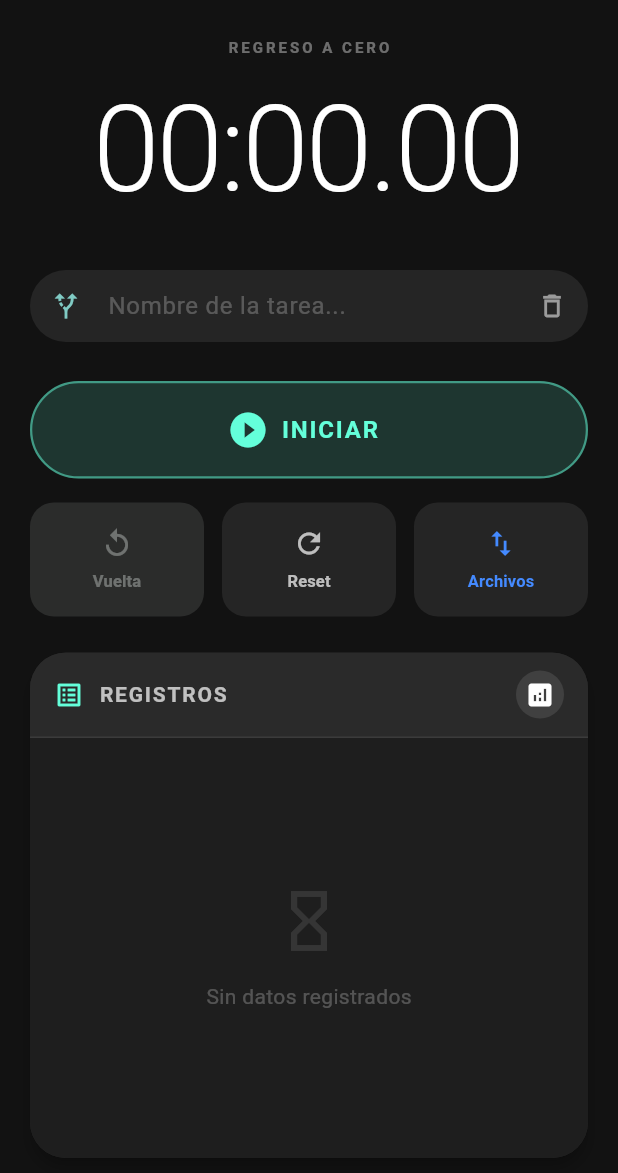
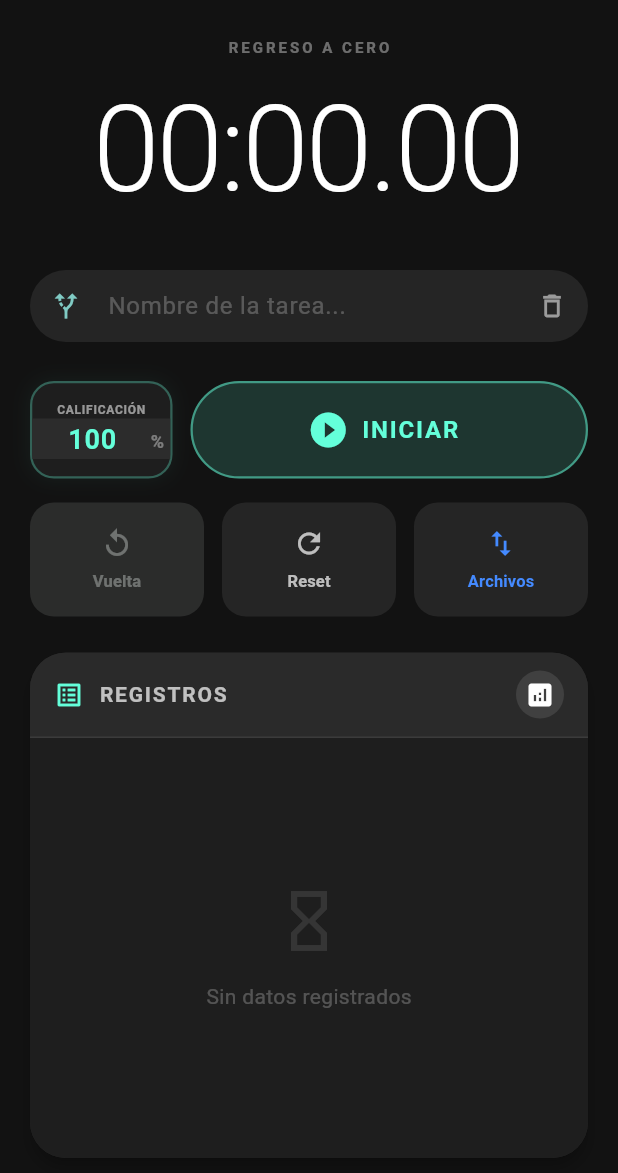
Before and after one commit to IngeJuancho/timelog, a Flutter app: the screen it shows after launch, on a phone screen of 412 x 824 dp, the part 63-1236 px from its top. Run offline on Flutter 3.47's test engine with Material 3 defaults, Android fonts, the phone set to English and light mode, and no system bars; our stand-ins replace file_picker, flutter_riverpod, isar, shared_preferences; missing offline and left inert: excel, file_saver; accounts and stored records are empty; generated files the repository leaves out were written again.

Commit message:
Nuerva función de darle calificación al operador

```diff
--- a/lib/export_service.dart
+++ b/lib/export_service.dart
@@ -12,6 +12,7 @@ class ExportService {
     required StopwatchMode mode,
     OperationTemplate? activeTemplate,
     required String studyName,
+    int globalRating = 100,
   }) async {
 
     OperationTemplate templateToUse;
@@ -28,10 +29,10 @@ class ExportService {
       }
     }
 
-    return await _exportJabilTemplateToExcel(data, templateToUse, studyName);
+    return await _exportJabilTemplateToExcel(data, templateToUse, studyName, globalRating);
   }
 
-  Future<String?> _exportJabilTemplateToExcel(List<Map<String, dynamic>> data, OperationTemplate template, String studyName) async {
+  Future<String?> _exportJabilTemplateToExcel(List<Map<String, dynamic>> data, OperationTemplate template, String studyName, int globalRating) async {
     int numSteps = template.steps.length;
     var excel = Excel.createExcel();
     Sheet sheet = excel['Sheet1'];
@@ -168,7 +169,7 @@ class ExportService {
           sheet.cell(CellIndex.indexByColumnRow(columnIndex: 4 + c, rowIndex: currentRow)).value = DoubleCellValue(stepTimes[i][c]);
           sheet.cell(CellIndex.indexByColumnRow(columnIndex: 4 + c, rowIndex: currentRow)).cellStyle = centerStyle;
 
-          sheet.cell(CellIndex.indexByColumnRow(columnIndex: 4 + c, rowIndex: currentRow + 1)).value = const DoubleCellValue(1.0);
+          sheet.cell(CellIndex.indexByColumnRow(columnIndex: 4 + c, rowIndex: currentRow + 1)).value = DoubleCellValue(globalRating / 100.0);
           sheet.cell(CellIndex.indexByColumnRow(columnIndex: 4 + c, rowIndex: currentRow + 1)).cellStyle = percentStyle;
         }
       }
--- a/lib/time_log_controller.dart
+++ b/lib/time_log_controller.dart
@@ -19,6 +19,7 @@ class TimeLogNotifier extends Notifier<TimeLogState> {
 
   final Stopwatch _stopwatch = Stopwatch();
   final TextEditingController taskNameController = TextEditingController();
+  final TextEditingController ratingController = TextEditingController(text: "100");
 
   static const platform = MethodChannel('com.timelog/volume_buttons');
 
@@ -381,6 +382,12 @@ class TimeLogNotifier extends Notifier<TimeLogState> {
     } else {
       await prefs.setString('taskNameCont', value);
     }
+  }
+
+  void updateGlobalRating(String value) {
+    int parsed = int.tryParse(value) ?? 100;
+    if (parsed < 1) parsed = 1;
+    state = state.copyWith(globalRating: parsed, hasExported: false);
   }
 
   void syncActiveStudyName(String newName) {
@@ -859,6 +866,7 @@ class TimeLogNotifier extends Notifier<TimeLogState> {
         mode: state.currentMode,
         activeTemplate: state.activeTemplate,
         studyName: state.masterStudyName.isNotEmpty ? state.masterStudyName : 'Estudio_General',
+        globalRating: state.globalRating,
       );
 
       if (fileName != null) {
--- a/lib/time_log_state.dart
+++ b/lib/time_log_state.dart
@@ -123,6 +123,7 @@ class TimeLogState {
     StopwatchMode? currentMode,
     int? lastRecordedTimeMs,
     bool? hasExported,
+    int? globalRating,
     bool? isRunning,
     bool? usePhysicalButtons,
     bool? useHapticFeedback,
--- a/lib/widgets/stopwatch/control_buttons.dart
+++ b/lib/widgets/stopwatch/control_buttons.dart
@@ -32,14 +32,14 @@ class ControlButtons extends ConsumerWidget {
 
     return Column(
       children: [
-        _buildPrimaryButton(state),
+        _buildPrimaryButton(context, ref, state),
         const SizedBox(height: 16),
         _buildSecondaryButtons(state),
       ],
     );
   }
 
-  Widget _buildPrimaryButton(dynamic state) {
+  Widget _buildPrimaryButton(BuildContext context, WidgetRef ref, dynamic state) {
     String primaryLabel;
     IconData primaryIcon;
     Color primaryColor;
@@ -58,12 +58,54 @@ class ControlButtons extends ConsumerWidget {
       }
     }
 
-    return AnimatedBuilder(
+    final notifier = ref.read(timeLogProvider.notifier);
+
+    return Row(
+      children: [
+        Container(
+          width: 95,
+          height: 65,
+          padding: const EdgeInsets.only(top: 6),
+          decoration: BoxDecoration(
+            color: const Color(0xFF1E1E1E),
+            borderRadius: BorderRadius.circular(16),
+            border: Border.all(color: primaryColor.withOpacity(0.3), width: 1.5),
+            boxShadow: [
+              BoxShadow(color: primaryColor.withOpacity(0.05), blurRadius: 10, spreadRadius: 1)
+            ]
+          ),
+          child: Column(
+            mainAxisAlignment: MainAxisAlignment.center,
+            children: [
+              const Text('CALIFICACIÓN', style: TextStyle(color: Colors.white54, fontSize: 8, fontWeight: FontWeight.bold, letterSpacing: 0.5)),
+              SizedBox(
+                height: 32,
+                child: TextField(
+                  controller: notifier.ratingController,
+                  keyboardType: TextInputType.number,
+                  textAlign: TextAlign.center,
+                  style: TextStyle(color: primaryColor, fontSize: 18, fontWeight: FontWeight.bold),
+                  decoration: const InputDecoration(
+                    border: InputBorder.none,
+                    contentPadding: EdgeInsets.zero,
+                    isDense: true,
+                    suffixText: '%',
+                    suffixStyle: TextStyle(color: Colors.white38, fontSize: 12, fontWeight: FontWeight.bold),
+                  ),
+                  onChanged: (val) => notifier.updateGlobalRating(val),
+                ),
+              ),
+            ],
+          ),
+        ),
+        const SizedBox(width: 12),
+        Expanded(
+          child: AnimatedBuilder(
             animation: startButtonAnimation,
             builder: (context, child) => Transform.scale(
               scale: startButtonAnimation.value,
               child: SizedBox(
-          width: double.infinity, height: 65,
+                height: 65,
                 child: ElevatedButton.icon(
                   onPressed: onStartPressed,
                   icon: Icon(primaryIcon, size: 28),
@@ -78,6 +120,9 @@ class ControlButtons extends ConsumerWidget {
                 ),
               ),
             ),
+          ),
+        ),
+      ],
     );
   }
 
--- a/pubspec.yaml
+++ b/pubspec.yaml
@@ -2,7 +2,7 @@ name: TimeLog
 description: "App para medir, controlar y analizar tiempos."
 publish_to: 'none'
 
-version: 3.6.5+29
+version: 3.7.0+29
 
 environment:
   sdk: '>=3.8.1 <4.0.0'
```
Lines whose indentation alone changed are shown as unchanged.
